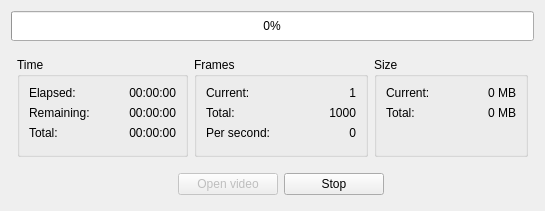
Before: the Qt Designer form src/EncodeWindow.ui in mikoro/orientview, drawn with Qt 5.
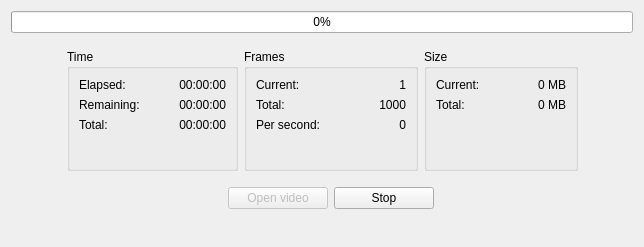
After: the same form once the commit is applied. Icons and pictures are not drawn.

```diff
--- a/src/EncodeWindow.ui
+++ b/src/EncodeWindow.ui
@@ -6,20 +6,20 @@
    <rect>
     <x>0</x>
     <y>0</y>
-    <width>511</width>
-    <height>211</height>
+    <width>644</width>
+    <height>247</height>
    </rect>
   </property>
   <property name="minimumSize">
    <size>
     <width>0</width>
-    <height>211</height>
+    <height>0</height>
    </size>
   </property>
   <property name="maximumSize">
    <size>
     <width>99999</width>
-    <height>211</height>
+    <height>99999</height>
    </size>
   </property>
   <property name="windowTitle">
@@ -434,7 +434,7 @@
      <property name="minimumSize">
       <size>
        <width>0</width>
-       <height>30</height>
+       <height>0</height>
       </size>
      </property>
      <property name="styleSheet">
```
